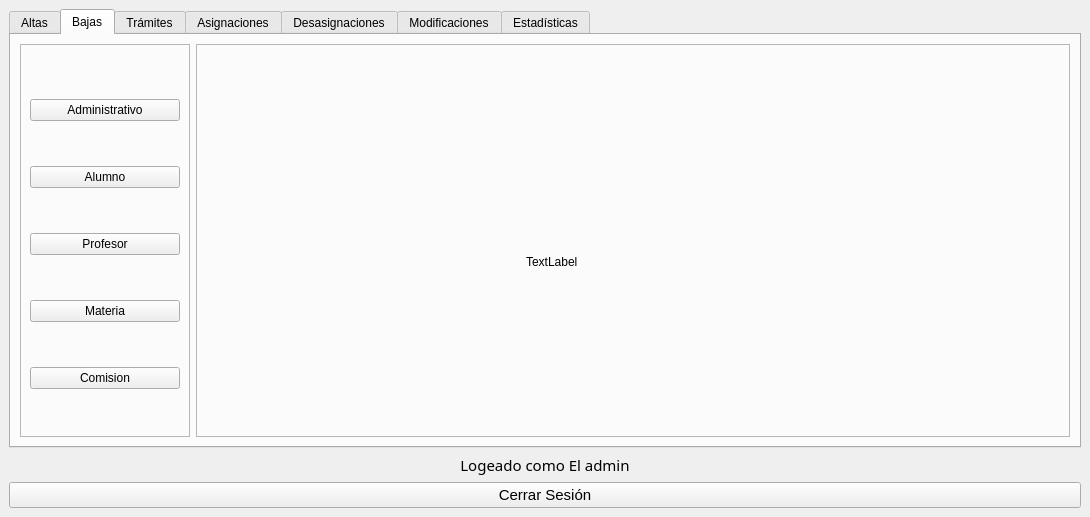
Above: designer/systemadmin.ui from LeonelScalise/EDDYPOO-REY_V2.0 before the change. Below: the same form after it.
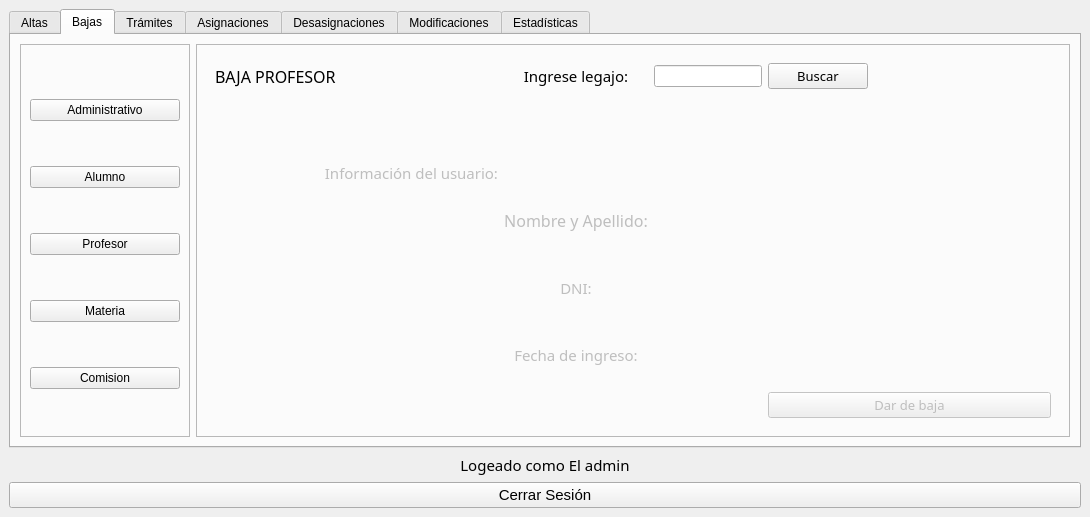
That is the form after the change. The open tabs and pages were chosen to show the change.

Commit message: algunos cambios mas en el diseño

What changed in the file:
```diff
--- a/designer/systemadmin.ui
+++ b/designer/systemadmin.ui
@@ -2365,19 +2365,282 @@
               </widget>
              </widget>
              <widget class="QWidget" name="page_alta_profe_2">
-              <widget class="QLabel" name="label_alta_profe_2">
-               <property name="geometry">
-                <rect>
-                 <x>320</x>
-                 <y>200</y>
-                 <width>141</width>
-                 <height>16</height>
-                </rect>
-               </property>
-               <property name="text">
-                <string>TextLabel</string>
-               </property>
-              </widget>
+              <layout class="QGridLayout" name="gridLayout_14">
+               <item row="0" column="0">
+                <widget class="QLabel" name="label_35">
+                 <property name="font">
+                  <font>
+                   <family>Segoe UI Semibold</family>
+                   <pointsize>12</pointsize>
+                  </font>
+                 </property>
+                 <property name="text">
+                  <string>BAJA PROFESOR</string>
+                 </property>
+                </widget>
+               </item>
+               <item row="0" column="1">
+                <widget class="QLabel" name="label_34">
+                 <property name="font">
+                  <font>
+                   <family>Segoe UI Semibold</family>
+                   <pointsize>11</pointsize>
+                  </font>
+                 </property>
+                 <property name="text">
+                  <string>Ingrese legajo:</string>
+                 </property>
+                 <property name="alignment">
+                  <set>Qt::AlignCenter</set>
+                 </property>
+                </widget>
+               </item>
+               <item row="0" column="2">
+                <widget class="QLineEdit" name="input_legajo_admin_3">
+                 <property name="sizePolicy">
+                  <sizepolicy hsizetype="Preferred" vsizetype="Fixed">
+                   <horstretch>0</horstretch>
+                   <verstretch>0</verstretch>
+                  </sizepolicy>
+                 </property>
+                </widget>
+               </item>
+               <item row="0" column="3">
+                <widget class="QPushButton" name="btn_buscar_3">
+                 <property name="maximumSize">
+                  <size>
+                   <width>100</width>
+                   <height>16777215</height>
+                  </size>
+                 </property>
+                 <property name="font">
+                  <font>
+                   <family>Segoe UI Semibold</family>
+                   <pointsize>10</pointsize>
+                  </font>
+                 </property>
+                 <property name="text">
+                  <string>Buscar</string>
+                 </property>
+                </widget>
+               </item>
+               <item row="1" column="1">
+                <spacer name="verticalSpacer_3">
+                 <property name="orientation">
+                  <enum>Qt::Vertical</enum>
+                 </property>
+                 <property name="sizeType">
+                  <enum>QSizePolicy::Minimum</enum>
+                 </property>
+                 <property name="sizeHint" stdset="0">
+                  <size>
+                   <width>20</width>
+                   <height>60</height>
+                  </size>
+                 </property>
+                </spacer>
+               </item>
+               <item row="1" column="2">
+                <widget class="QLabel" name="label_error_legajo_3">
+                 <property name="styleSheet">
+                  <string notr="true">color: red;</string>
+                 </property>
+                 <property name="text">
+                  <string/>
+                 </property>
+                 <property name="alignment">
+                  <set>Qt::AlignLeading|Qt::AlignLeft|Qt::AlignTop</set>
+                 </property>
+                </widget>
+               </item>
+               <item row="2" column="0">
+                <widget class="QLabel" name="label_info_usuario_3">
+                 <property name="enabled">
+                  <bool>false</bool>
+                 </property>
+                 <property name="maximumSize">
+                  <size>
+                   <width>16777215</width>
+                   <height>20</height>
+                  </size>
+                 </property>
+                 <property name="font">
+                  <font>
+                   <family>Segoe UI Semibold</family>
+                   <pointsize>11</pointsize>
+                  </font>
+                 </property>
+                 <property name="text">
+                  <string>Información del usuario:</string>
+                 </property>
+                 <property name="alignment">
+                  <set>Qt::AlignRight|Qt::AlignTrailing|Qt::AlignVCenter</set>
+                 </property>
+                </widget>
+               </item>
+               <item row="3" column="0">
+                <spacer name="horizontalSpacer_57">
+                 <property name="orientation">
+                  <enum>Qt::Horizontal</enum>
+                 </property>
+                 <property name="sizeHint" stdset="0">
+                  <size>
+                   <width>267</width>
+                   <height>20</height>
+                  </size>
+                 </property>
+                </spacer>
+               </item>
+               <item row="3" column="1">
+                <widget class="QLabel" name="label_info_nombre_en_3">
+                 <property name="enabled">
+                  <bool>false</bool>
+                 </property>
+                 <property name="font">
+                  <font>
+                   <family>Segoe UI Semibold</family>
+                   <pointsize>12</pointsize>
+                  </font>
+                 </property>
+                 <property name="text">
+                  <string>Nombre y Apellido:</string>
+                 </property>
+                 <property name="alignment">
+                  <set>Qt::AlignCenter</set>
+                 </property>
+                </widget>
+               </item>
+               <item row="3" column="2">
+                <widget class="QLabel" name="label_info_nombre_2">
+                 <property name="text">
+                  <string/>
+                 </property>
+                </widget>
+               </item>
+               <item row="3" column="3">
+                <spacer name="horizontalSpacer_59">
+                 <property name="orientation">
+                  <enum>Qt::Horizontal</enum>
+                 </property>
+                 <property name="sizeHint" stdset="0">
+                  <size>
+                   <width>267</width>
+                   <height>20</height>
+                  </size>
+                 </property>
+                </spacer>
+               </item>
+               <item row="4" column="1">
+                <widget class="QLabel" name="label_info_dni_en_3">
+                 <property name="enabled">
+                  <bool>false</bool>
+                 </property>
+                 <property name="font">
+                  <font>
+                   <family>Segoe UI Semibold</family>
+                   <pointsize>11</pointsize>
+                  </font>
+                 </property>
+                 <property name="text">
+                  <string>DNI:</string>
+                 </property>
+                 <property name="alignment">
+                  <set>Qt::AlignCenter</set>
+                 </property>
+                </widget>
+               </item>
+               <item row="4" column="2">
+                <widget class="QLabel" name="label_info_dni_2">
+                 <property name="text">
+                  <string/>
+                 </property>
+                </widget>
+               </item>
+               <item row="4" column="3">
+                <spacer name="horizontalSpacer_60">
+                 <property name="orientation">
+                  <enum>Qt::Horizontal</enum>
+                 </property>
+                 <property name="sizeHint" stdset="0">
+                  <size>
+                   <width>267</width>
+                   <height>20</height>
+                  </size>
+                 </property>
+                </spacer>
+               </item>
+               <item row="5" column="1">
+                <widget class="QLabel" name="label_info_fing_en_3">
+                 <property name="enabled">
+                  <bool>false</bool>
+                 </property>
+                 <property name="font">
+                  <font>
+                   <family>Segoe UI Semibold</family>
+                   <pointsize>11</pointsize>
+                  </font>
+                 </property>
+                 <property name="text">
+                  <string>Fecha de ingreso:</string>
+                 </property>
+                 <property name="alignment">
+                  <set>Qt::AlignCenter</set>
+                 </property>
+                </widget>
+               </item>
+               <item row="5" column="2">
+                <widget class="QLabel" name="label_info_fing_2">
+                 <property name="text">
+                  <string/>
+                 </property>
+                </widget>
+               </item>
+               <item row="5" column="3">
+                <spacer name="horizontalSpacer_58">
+                 <property name="orientation">
+                  <enum>Qt::Horizontal</enum>
+                 </property>
+                 <property name="sizeHint" stdset="0">
+                  <size>
+                   <width>267</width>
+                   <height>20</height>
+                  </size>
+                 </property>
+                </spacer>
+               </item>
+               <item row="6" column="0">
+                <widget class="QLabel" name="label_informe_profe_2">
+                 <property name="font">
+                  <font>
+                   <family>Segoe UI Semibold</family>
+                   <pointsize>10</pointsize>
+                  </font>
+                 </property>
+                 <property name="text">
+                  <string/>
+                 </property>
+                 <property name="alignment">
+                  <set>Qt::AlignCenter</set>
+                 </property>
+                </widget>
+               </item>
+               <item row="6" column="3">
+                <widget class="QPushButton" name="btn_baja_3">
+                 <property name="enabled">
+                  <bool>false</bool>
+                 </property>
+                 <property name="font">
+                  <font>
+                   <family>Segoe UI Semibold</family>
+                   <pointsize>10</pointsize>
+                  </font>
+                 </property>
+                 <property name="text">
+                  <string>Dar de baja</string>
+                 </property>
+                </widget>
+               </item>
+              </layout>
              </widget>
              <widget class="QWidget" name="page_alta_materia_2">
               <widget class="QLabel" name="label_alta_materia_2">
```
Left out of the diff: 508 changed lines with no effect on the pictures. The commit also changes 1 other file.
